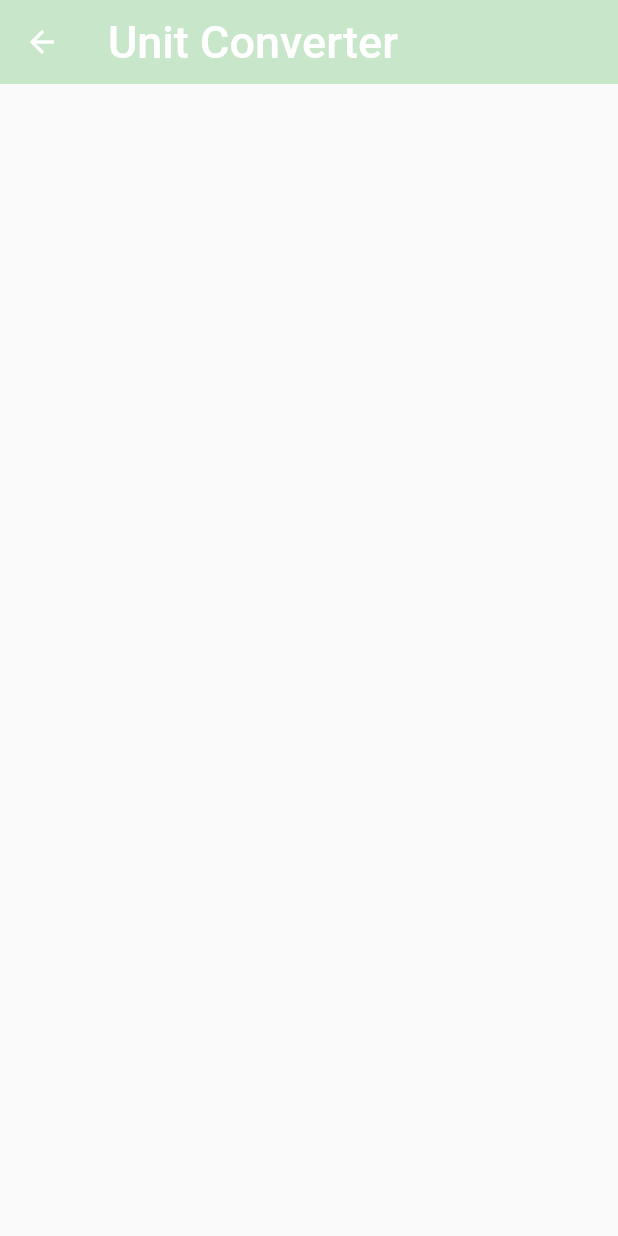
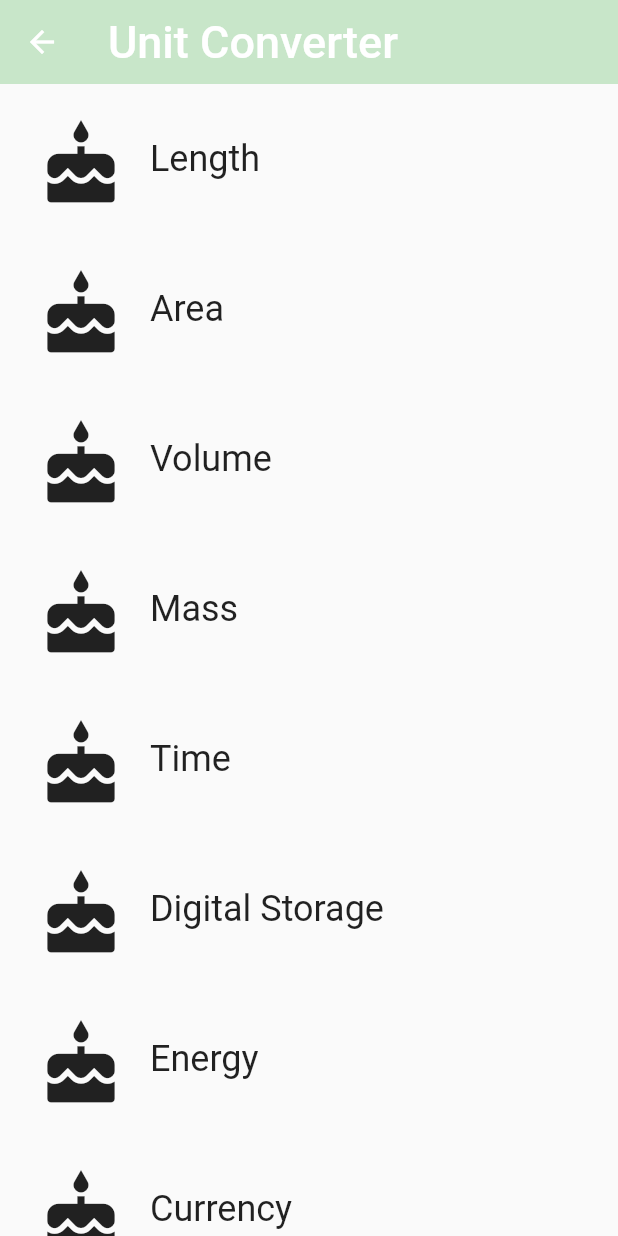
Before and after one commit to pedrochamberlain/INF1300, a Flutter app: the CategoryRoute screen opened directly, on a phone screen of 412 x 824 dp. Run offline on Flutter 3.47's test engine with Material 2 defaults, Android fonts, the phone set to English and light mode, and no system bars.

Commit message:
create category list with temp icon

```diff
--- a/udacity/category_route/lib/category_route.dart
+++ b/udacity/category_route/lib/category_route.dart
@@ -3,6 +3,7 @@
 // found in the LICENSE file.
 
 import 'package:flutter/material.dart';
+import 'category.dart';
 
 final _backgroundColor = Colors.green[100];
 
@@ -38,14 +39,30 @@ class CategoryRoute extends StatelessWidget {
     Colors.red,
   ];
 
+  Widget _buildCategoryWidgets(List<Category> categories) {
+    return ListView.builder(
+      itemBuilder: (BuildContext context, int index) => categories[index],
+      itemCount: categories.length,
+    );
+  }
+
   @override
   Widget build(BuildContext context) {
-    // TODO: Create a list of the eight Categories, using the names and colors
-    // from above. Use a placeholder icon, such as `Icons.cake` for each
-    // Category. We'll add custom icons later.
+    final categories = <Category>[];
 
-    // TODO: Create a list view of the Categories
-    final listView = Container();
+    for (int i = 0; i < _categoryNames.length; i++) {
+      categories.add(
+        Category(
+          name: _categoryNames[i],
+          color: _baseColors[i],
+          iconLocation: Icons.cake,
+        ),
+      );
+    }
+
+    final listView = Container(
+      child: _buildCategoryWidgets(categories),
+    );
 
     final appBar = AppBar(
       elevation: 0.0,
```
